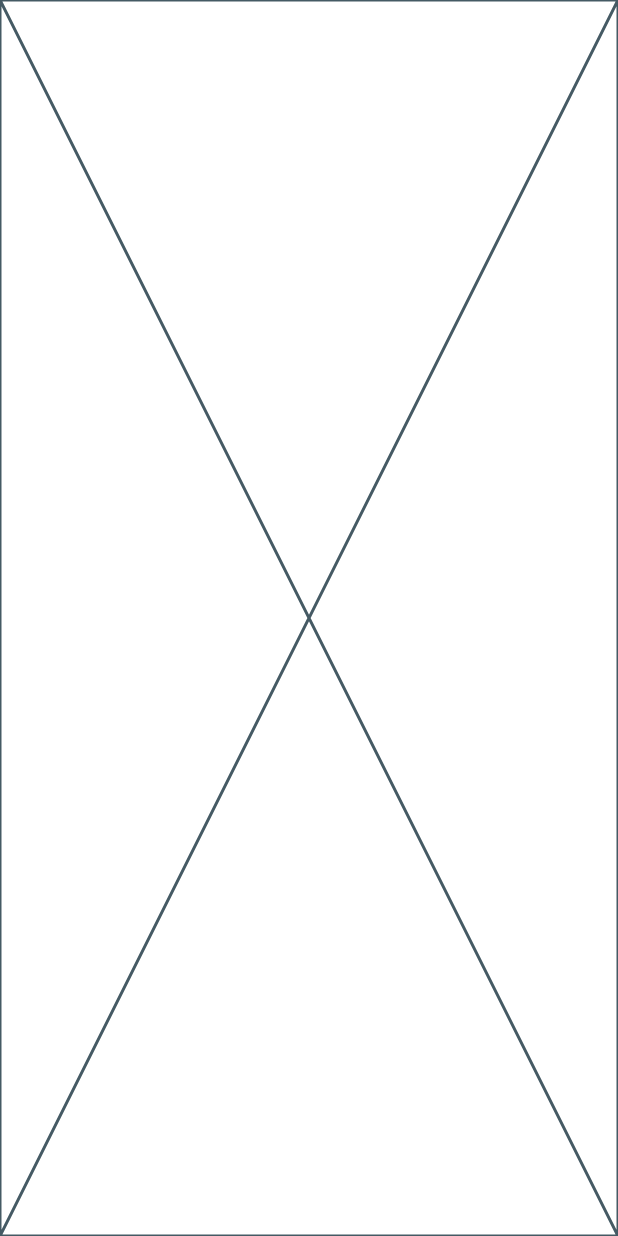
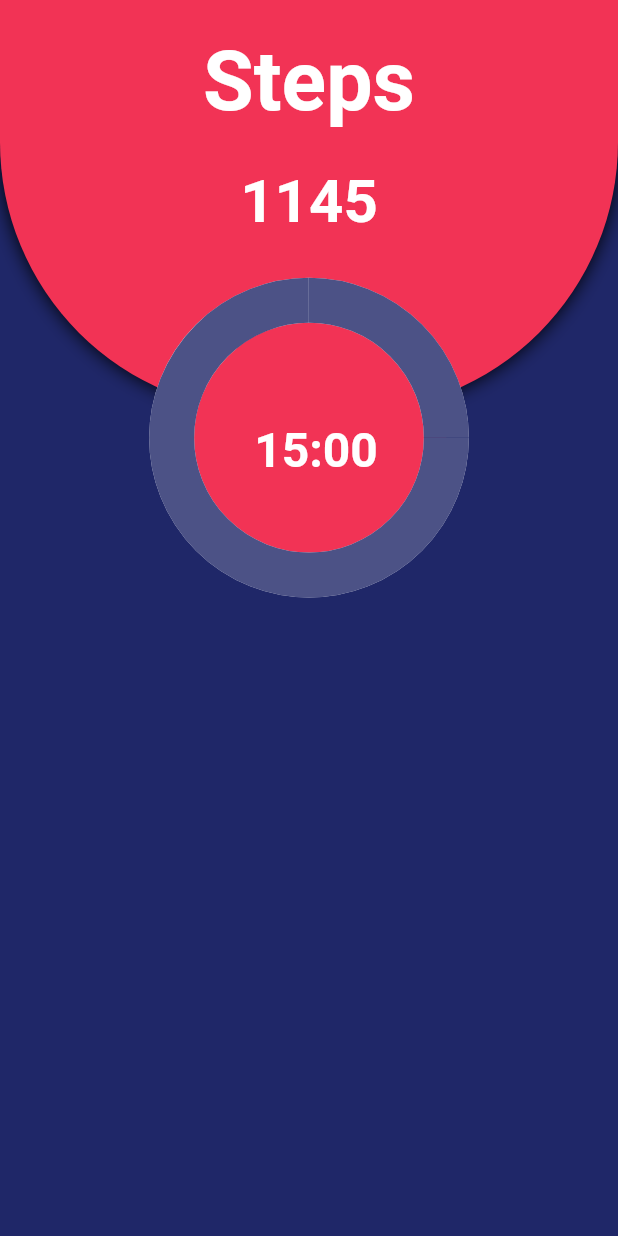
Before and after one commit to boustani-dev/step-counter, a Flutter app: the screen it shows after launch, on a phone screen of 412 x 824 dp. Run offline on Flutter 3.47's test engine with Material 3 defaults, Android fonts, the phone set to English and light mode, and no system bars; our stand-ins replace bloc, equatable, flutter_bloc; missing offline and left inert: dart:ffi.

Commit message:
feat: Added stop watch component

```diff
--- a/lib/app/home_screen.dart
+++ b/lib/app/home_screen.dart
@@ -1,10 +1,76 @@
+import 'dart:ffi';
+
+import 'package:flutter/cupertino.dart';
 import 'package:flutter/material.dart';
+import 'package:flutter_bloc/flutter_bloc.dart';
+import 'package:step_counter/core/colors.dart';
+import 'package:step_counter/features/stop_watch/bloc/stop_watch_bloc.dart';
+import 'package:step_counter/features/stop_watch/ticker.dart';
+
+import '../features/stop_watch/components/stopwatch.dart';
 
 class HomeScreen extends StatelessWidget {
   const HomeScreen({super.key});
 
   @override
   Widget build(BuildContext context) {
-    return const Placeholder();
+    var size = MediaQuery.sizeOf(context);
+    return SafeArea(
+      child: Scaffold(
+        backgroundColor: AppColors.secondary,
+        body: Stack(
+          children: [
+            Container(
+              height: size.height / 3,
+              width: size.width,
+              decoration: const BoxDecoration(
+                  boxShadow: [
+                    BoxShadow(
+                        color: Colors.black,
+                        blurRadius: 10,
+                        offset: Offset(0, 0))
+                  ],
+                  color: AppColors.primary,
+                  borderRadius: BorderRadius.only(
+                      bottomRight: Radius.circular(180),
+                      bottomLeft: Radius.circular(180))),
+            ),
+            SizedBox(
+              width: MediaQuery.sizeOf(context).width,
+              child: Column(
+                // mainAxisAlignment: MainAxisAlignment.center,
+                crossAxisAlignment: CrossAxisAlignment.center,
+                children: [
+                  const SizedBox(
+                    height: 20,
+                  ),
+                  Text(
+                    'Steps',
+                    style: Theme.of(context).textTheme.headlineLarge!.copyWith(
+                        color: Colors.white,
+                        fontWeight: FontWeight.bold,
+                        fontSize: 55),
+                  ),
+                  const SizedBox(
+                    height: 20,
+                  ),
+                  Text(
+                    '1145',
+                    style: Theme.of(context).textTheme.headlineLarge!.copyWith(
+                        color: Colors.white,
+                        fontWeight: FontWeight.bold,
+                        fontSize: 40),
+                  ),
+                  SizedBox(
+                    height: size.height * 0.05,
+                  ),
+                  const StopWatch(),
+                ],
+              ),
+            ),
+          ],
+        ),
+      ),
+    );
   }
 }
--- /dev/null
+++ b/lib/core/colors.dart
@@ -0,0 +1,6 @@
+import 'dart:ui';
+
+class AppColors {
+  static const Color primary = Color(0xFFf23355);
+  static const Color secondary = Color(0xFF1f2768);
+}
--- a/lib/features/stop_watch/bloc/stop_watch_bloc.dart
+++ b/lib/features/stop_watch/bloc/stop_watch_bloc.dart
@@ -14,7 +14,7 @@ class StopWatchBloc extends Bloc<StopWatchEvent, StopWatchState> {
 
   StopWatchBloc({required Ticker ticker})
       : _ticker = ticker,
-        super(StopWatchState(status: StopWatchInitial(60))) {
+        super(const StopWatchState(status: StopWatchInitial(60))) {
     on<OnStartedTimer>(_onStarted);
     on<TimerTicked>(_onTicked);
     on<OnPausedTimer>(_onPaused);
--- /dev/null
+++ b/lib/features/stop_watch/components/stopwatch.dart
@@ -0,0 +1,43 @@
+import 'package:flutter/material.dart';
+import 'package:step_counter/core/colors.dart';
+
+class StopWatch extends StatelessWidget {
+  const StopWatch({super.key});
+
+  @override
+  Widget build(BuildContext context) {
+    var size = MediaQuery.sizeOf(context);
+    return SizedBox(
+      height: size.height / 4.5,
+      width: size.height / 4.5,
+      child: Stack(
+        children: [
+          Container(
+            height: size.height / 4.5,
+            width: size.height / 4.5,
+            decoration: const BoxDecoration(
+                color: AppColors.primary, shape: BoxShape.circle),
+            child: CircularProgressIndicator(
+              value: 1,
+              strokeWidth: 30,
+              strokeCap: StrokeCap.butt,
+              backgroundColor: Colors.white,
+              color: AppColors.secondary.withOpacity(0.8),
+            ),
+          ),
+          Positioned(
+            top: 80,
+            left: 55,
+            child: Text(
+              '15:00',
+              style: Theme.of(context)
+                  .textTheme
+                  .headlineLarge!
+                  .copyWith(color: Colors.white, fontWeight: FontWeight.bold),
+            ),
+          ),
+        ],
+      ),
+    );
+  }
+}
--- a/lib/main.dart
+++ b/lib/main.dart
@@ -1,5 +1,8 @@
 import 'package:flutter/material.dart';
+import 'package:flutter_bloc/flutter_bloc.dart';
 import 'package:step_counter/app/home_screen.dart';
+import 'package:step_counter/features/stop_watch/bloc/stop_watch_bloc.dart';
+import 'package:step_counter/features/stop_watch/ticker.dart';
 
 String formatDate(DateTime d) {
   return d.toString().substring(0, 19);
@@ -14,10 +17,17 @@ class MyApp extends StatelessWidget {
 
   @override
   Widget build(BuildContext context) {
-    return const MaterialApp(
+    return MaterialApp(
       debugShowCheckedModeBanner: false,
       title: 'Step Counter',
-      home: HomeScreen(),
+      home: MultiBlocProvider(
+        providers: [
+          BlocProvider(
+            create: (_) => StopWatchBloc(ticker: const Ticker()),
+          ),
+        ],
+        child: const HomeScreen(),
+      ),
     );
   }
 }
```
Also changed, not shown: lib/data/model/provider/mock_data_base.dart (added, +64 -0 lines), lib/data/model/workout.dart (added, +11 -0 lines).
